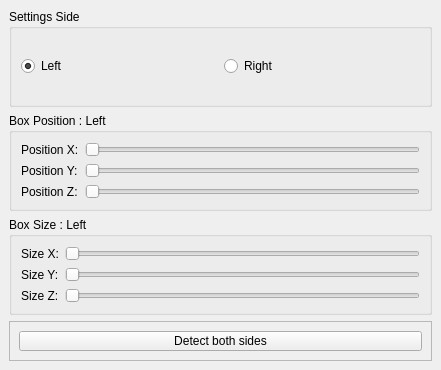
Old version of the form src/brainVis/uis/tools/framewidget.ui in the repository waschkbaer/BrainVis.
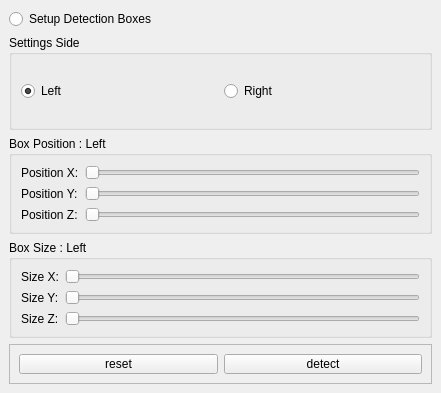
New version of the form.

Commit message: frame detection widget fixed, new options added

What changed in the file:
```diff
--- a/src/brainVis/uis/tools/framewidget.ui
+++ b/src/brainVis/uis/tools/framewidget.ui
@@ -7,7 +7,7 @@
     <x>0</x>
     <y>0</y>
     <width>441</width>
-    <height>370</height>
+    <height>393</height>
    </rect>
   </property>
   <property name="windowTitle">
@@ -15,6 +15,13 @@
   </property>
   <widget class="QWidget" name="dockWidgetContents">
    <layout class="QVBoxLayout" name="verticalLayout">
+    <item>
+     <widget class="QRadioButton" name="setupBoxes">
+      <property name="text">
+       <string>Setup Detection Boxes</string>
+      </property>
+     </widget>
+    </item>
     <item>
      <widget class="QGroupBox" name="sidebox">
       <property name="title">
@@ -176,10 +183,17 @@
        <enum>QFrame::Raised</enum>
       </property>
       <layout class="QHBoxLayout" name="horizontalLayout_2">
+       <item>
+        <widget class="QPushButton" name="reset">
+         <property name="text">
+          <string>reset</string>
+         </property>
+        </widget>
+       </item>
        <item>
         <widget class="QPushButton" name="pushButton">
          <property name="text">
-          <string>Detect both sides</string>
+          <string>detect</string>
          </property>
         </widget>
        </item>
```
The commit also changes 7 other files.
